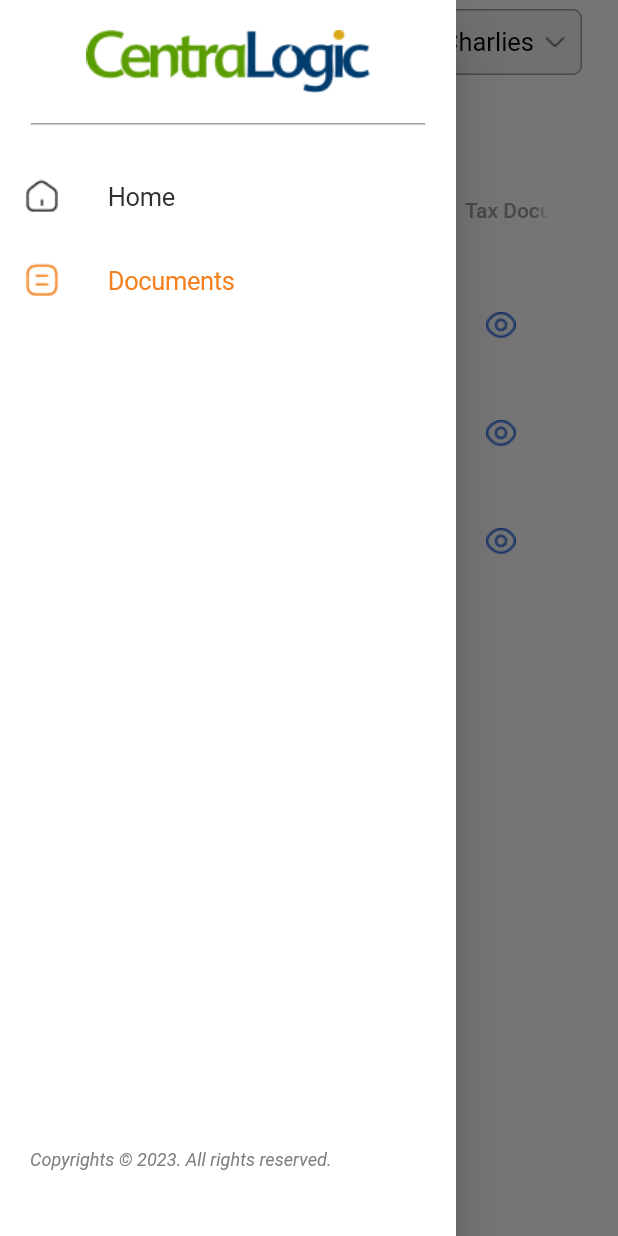
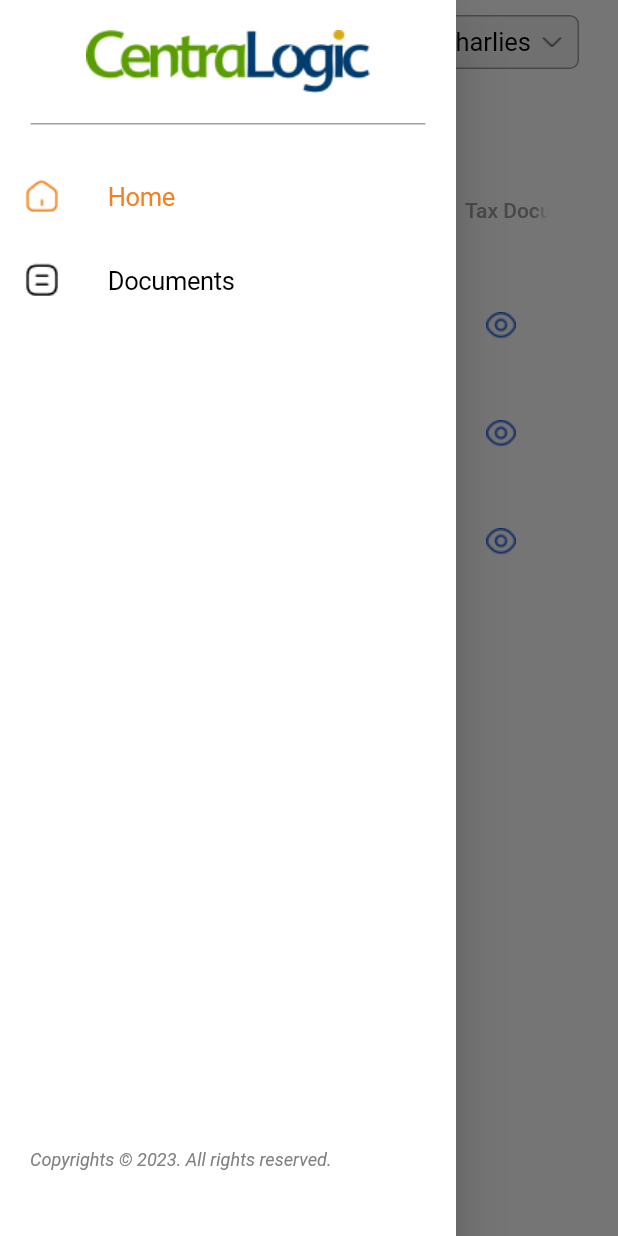
Before and after one commit to wablevaibhav/CentraLogic_Assignment_4, a Flutter app: the WebView screen opened directly, with the side drawer open, on a phone screen of 412 x 824 dp. Run offline on Flutter 3.47's test engine with Material 2 defaults, Android fonts, the phone set to English and light mode, and no system bars; our stand-ins replace google_fonts.

Commit message:
web files updated

```diff
--- a/lib/presentation/pages/web/home_screen.dart
+++ b/lib/presentation/pages/web/home_screen.dart
@@ -137,6 +137,15 @@ class _HomeScreenState extends State<HomeScreen>
             crossAxisAlignment: CrossAxisAlignment.start,
             children: [
               Text(
+                '${document['address']}',
+                style: GoogleFonts.roboto(
+                  fontSize: 14,
+                  fontWeight: FontWeight.bold,
+                  color: Colors.black,
+                ),
+              ),
+              const SizedBox(height: 20,),
+              Text(
                 'Transaction ID: ${document['transactionId']}',
                 style: GoogleFonts.roboto(
                   fontSize: 18,
@@ -172,8 +181,6 @@ class _HomeScreenState extends State<HomeScreen>
                         ),
                       ),
                       onPressed: () {
-                        // Handle the click on the "View" icon
-                        // This could be where you open the local document viewer
                         launch(document['url']);
                       },
                       child: Image.asset('assets/view.png'),
@@ -186,24 +193,20 @@ class _HomeScreenState extends State<HomeScreen>
           );
         } else {
           return ListTile(
+            leading: Image.asset('assets/pdf.png'),
             title: Text(
               title,
               style: GoogleFonts.roboto(color: Colors.black),
             ),
             subtitle:
                 Text(size, style: GoogleFonts.roboto(color: Colors.black)),
-            trailing: ElevatedButton(
+            trailing: TextButton(
               style: ElevatedButton.styleFrom(
-                elevation: 0,
-                primary: Colors.transparent,
-                onPrimary: Colors.transparent,
                 shape: RoundedRectangleBorder(
                   borderRadius: BorderRadius.circular(6),
                 ),
               ),
               onPressed: () {
-                // Handle the click on the "View" icon
-                // This could be where you open the local document viewer
                 launch(document['url']);
               },
               child: Image.asset('assets/view.png'),
--- a/lib/presentation/pages/web/side_menu.dart
+++ b/lib/presentation/pages/web/side_menu.dart
@@ -1,9 +1,18 @@
 import 'package:flutter/material.dart';
 import 'package:google_fonts/google_fonts.dart';
+import 'package:my_document/presentation/pages/web/navigations/document_screen_web.dart';
+import 'package:my_document/presentation/pages/web/navigations/home_screen_web.dart';
+import 'package:my_document/presentation/themes/app_colors.dart';
 
-class SideMenu extends StatelessWidget {
+class SideMenu extends StatefulWidget {
   const SideMenu({super.key});
 
+  @override
+  State<SideMenu> createState() => _SideMenuState();
+}
+
+class _SideMenuState extends State<SideMenu> {
+  int _currentIndex = 0;
   @override
   Widget build(BuildContext context) {
     return Drawer(
@@ -12,7 +21,7 @@ class SideMenu extends StatelessWidget {
         children: [
           Container(
             margin:
-                const EdgeInsets.only(top: 20, left: 20, right: 20, bottom: 20),
+            const EdgeInsets.only(top: 20, left: 20, right: 20, bottom: 20),
             child: Image.asset(
               'assets/logo.png',
               width: 198,
@@ -22,7 +31,7 @@ class SideMenu extends StatelessWidget {
           Container(
             height: 1,
             margin:
-                const EdgeInsets.only(top: 0, left: 20, right: 20, bottom: 20),
+            const EdgeInsets.only(top: 0, left: 20, right: 20, bottom: 20),
             decoration: BoxDecoration(border: Border.all(color: Colors.grey)),
           ),
           ListTile(
@@ -30,6 +39,8 @@ class SideMenu extends StatelessWidget {
               'assets/home.png',
               width: 24,
               height: 24,
+              color: _getIconColor(0),
+
             ),
             title: Text(
               'Home',
@@ -38,14 +49,19 @@ class SideMenu extends StatelessWidget {
                   height: 1.2,
                   fontSize: 17,
                   letterSpacing: -0.25,
-                  color: const Color.fromRGBO(48, 48, 48, 1)),
+                  color: _getIconColor(0)),
             ),
+            onTap: () {
+              _changeScreen(0);
+              Navigator.pop(context);
+            },
           ),
           ListTile(
             leading: Image.asset(
               'assets/document.png',
               width: 24,
               height: 24,
+              color: _getIconColor(1),
             ),
             title: Text(
               'Documents',
@@ -54,8 +70,12 @@ class SideMenu extends StatelessWidget {
                   height: 1.2,
                   fontSize: 17,
                   letterSpacing: -0.25,
-                  color: const Color(0xfff4811f)),
+                  color: _getIconColor(1)),
             ),
+            onTap: () {
+              _changeScreen(1);
+              Navigator.pop(context);
+            },
           ),
           Container(
             alignment: Alignment.bottomLeft,
@@ -75,4 +95,19 @@ class SideMenu extends StatelessWidget {
       ),
     );
   }
+
+  Color _getIconColor(int index) {
+    return _currentIndex == index ? AppColors.primaryColor : Colors.black;
+  }
+
+  void _changeScreen(int index) {
+    setState(() {
+      _currentIndex = index;
+    });
+    if (index == 0) {
+      Navigator.push(context,MaterialPageRoute(builder: (context) => HomeScreenWeb()));
+    } else if (index == 1) {
+      Navigator.push(context,MaterialPageRoute(builder: (context) => DocumentScreenWeb()));
+    }
+  }
 }
--- a/lib/presentation/responsive/web_view.dart
+++ b/lib/presentation/responsive/web_view.dart
@@ -15,7 +15,7 @@ class WebView extends StatelessWidget {
           backgroundColor: const Color(0xFFFFFFFF),
           actions: [
             Padding(
-              padding: const EdgeInsets.all(4.0),
+              padding: const EdgeInsets.fromLTRB(6, 8, 6, 8),
               child: Container(
                 height: 42,
                 margin: const EdgeInsets.fromLTRB(2, 2, 20, 2),
```
Also changed, not shown: lib/presentation/pages/web/navigations/document_screen_web.dart (added, +24 -0 lines), lib/presentation/pages/web/navigations/home_screen_web.dart (added, +18 -0 lines), lib/presentation/widgets/custom_tab.dart (added, +21 -0 lines).
